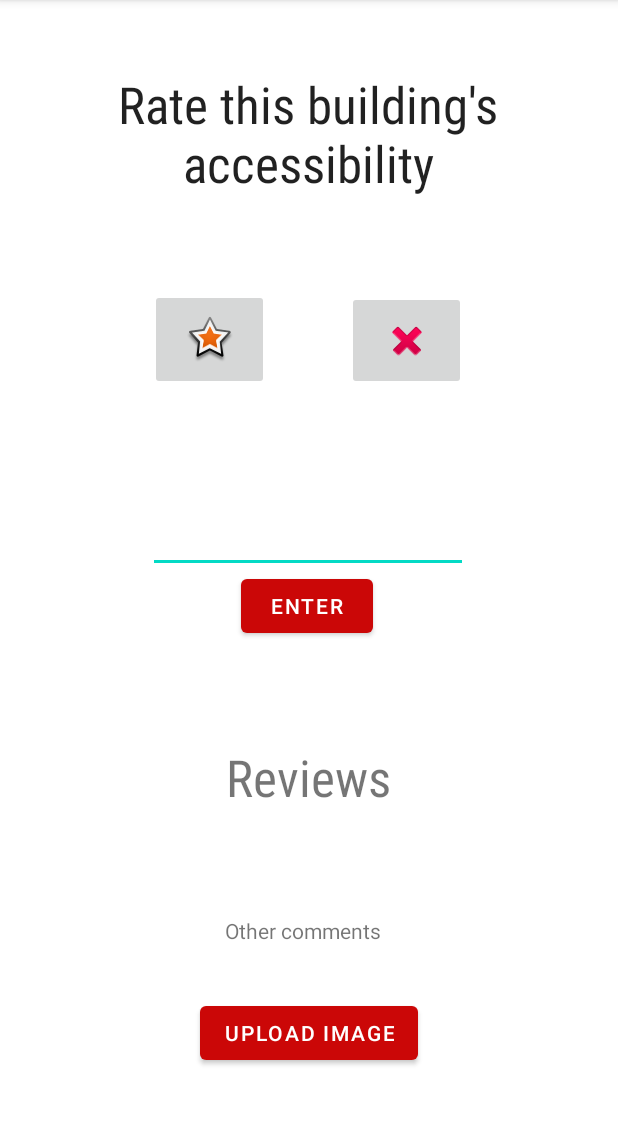
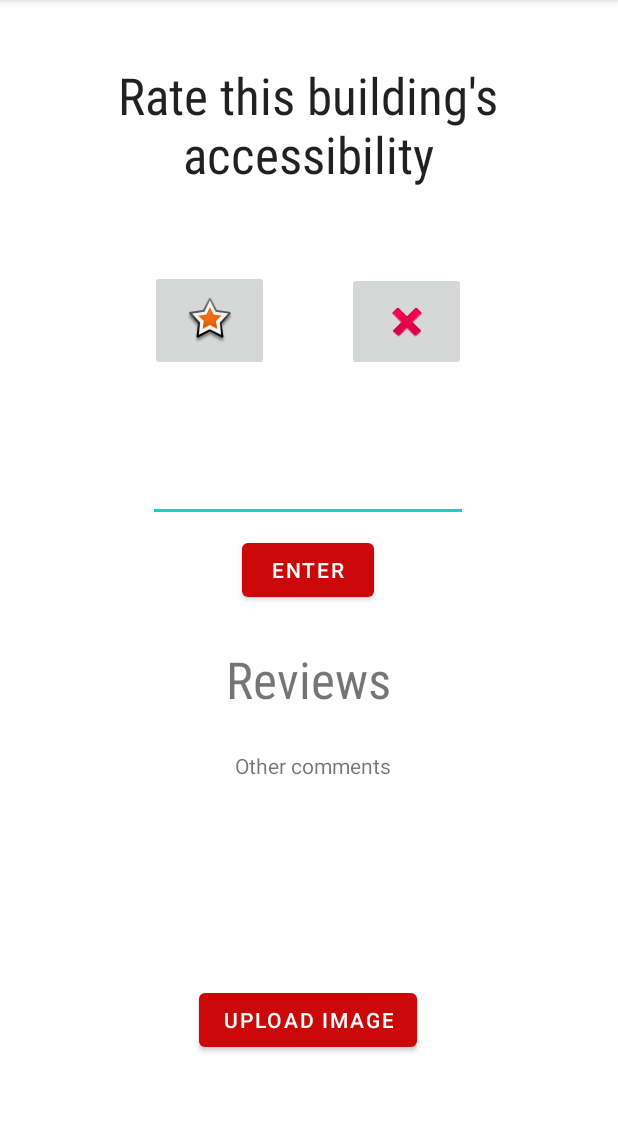
Before and after one commit to aqiburrahman/Team-1_SS12-Code-For-A-Cause_CSUN-Accessibility-Competition-Project, an Android app: the newreview screen opened directly, with no data from a screen before it, on a phone screen of 412 x 824 dp, the part 84-1209 px from its top. Run offline under Robolectric (Android 15) with nearby library versions, the phone set to English and light mode, and no system bars.

Commit message:
Fixed User Input bug

```diff
--- a/app/src/main/java/com/example/team1/MainActivity.java
+++ b/app/src/main/java/com/example/team1/MainActivity.java
@@ -1,10 +1,10 @@
 package com.example.team1;
-
-import androidx.appcompat.app.AppCompatActivity;
 
 import android.content.Intent;
 import android.os.Bundle;
 import android.view.View;
+
+import androidx.appcompat.app.AppCompatActivity;
 
 
 
@@ -16,6 +16,8 @@ public class MainActivity extends AppCompatActivity {
         super.onCreate(savedInstanceState);
         setContentView(R.layout.activity_main);
     }
+
+
 
     public void jacaranda(View v){
         Intent i=new Intent(this, jacarandaActivity.class);
--- a/app/src/main/java/com/example/team1/newreview.java
+++ b/app/src/main/java/com/example/team1/newreview.java
@@ -1,38 +1,41 @@
 package com.example.team1;
-
-import androidx.appcompat.app.AppCompatActivity;
 
 import android.content.Intent;
 import android.graphics.Color;
 import android.os.Bundle;
-import android.util.Log;
 import android.view.View;
 import android.widget.TextView;
 
+import androidx.appcompat.app.AppCompatActivity;
+
 public class newreview extends AppCompatActivity {
-
     @Override
     protected void onCreate(Bundle savedInstanceState) {
         super.onCreate(savedInstanceState);
         setContentView(R.layout.activity_newreview);
     }
     public void takecomment(View v){
-        TextView t = findViewById(R.id.source);
+        TextView t = findViewById(R.id.enterText);
         String input = t.getText().toString();
         ((TextView)findViewById(R.id.output)).setText(input);
     }
     public void disableGreen(View v){
+
             View ImageB = findViewById(R.id.imageButton);
             ImageB.setEnabled(false);
             ImageB.setClickable(false);
             ImageB.setBackgroundColor(Color.parseColor("#008000"));
+
     }
     public void disableRed(View v){
+
             View ImageB = findViewById(R.id.imageButton2);
             ImageB.setEnabled(false);
             ImageB.setClickable(false);
             ImageB.setBackgroundColor(Color.parseColor("#8B0000"));
+
     }
+
     public void uploaderClick(View v) {
         Intent i = new Intent(this, uploader.class);
         startActivity(i);
--- a/app/src/main/res/layout/activity_newreview.xml
+++ b/app/src/main/res/layout/activity_newreview.xml
@@ -26,7 +26,7 @@
         app:layout_constraintVertical_bias="0.459" />
 
     <EditText
-        android:id="@+id/editTextTextPersonName"
+        android:id="@+id/enterText"
         android:layout_width="wrap_content"
         android:layout_height="wrap_content"
         android:ems="10"
@@ -36,7 +36,7 @@
         app:layout_constraintHorizontal_bias="0.497"
         app:layout_constraintStart_toStartOf="parent"
         app:layout_constraintTop_toTopOf="parent"
-        app:layout_constraintVertical_bias="0.466" />
+        app:layout_constraintVertical_bias="0.419" />
 
     <ImageButton
         android:id="@+id/imageButton"
@@ -46,12 +46,12 @@
         android:layout_marginTop="8dp"
         android:layout_marginBottom="8dp"
         android:onClick="disableGreen"
-        app:layout_constraintBottom_toTopOf="@+id/editTextTextPersonName"
+        app:layout_constraintBottom_toTopOf="@+id/enterText"
         app:layout_constraintEnd_toEndOf="parent"
         app:layout_constraintHorizontal_bias="0.117"
         app:layout_constraintStart_toStartOf="parent"
         app:layout_constraintTop_toTopOf="parent"
-        app:layout_constraintVertical_bias="0.729"
+        app:layout_constraintVertical_bias="0.785"
         app:srcCompat="@android:drawable/star_big_on" />
 
     <ImageButton
@@ -62,12 +62,12 @@
         android:layout_marginTop="8dp"
         android:layout_marginBottom="8dp"
         android:onClick="disableRed"
-        app:layout_constraintBottom_toTopOf="@+id/editTextTextPersonName"
+        app:layout_constraintBottom_toTopOf="@+id/enterText"
         app:layout_constraintEnd_toEndOf="parent"
         app:layout_constraintHorizontal_bias="0.688"
         app:layout_constraintStart_toStartOf="parent"
         app:layout_constraintTop_toTopOf="parent"
-        app:layout_constraintVertical_bias="0.731"
+        app:layout_constraintVertical_bias="0.786"
         app:srcCompat="@android:drawable/ic_delete" />
 
     <TextView
@@ -83,44 +83,52 @@
         app:layout_constraintHorizontal_bias="0.498"
         app:layout_constraintStart_toStartOf="parent"
         app:layout_constraintTop_toBottomOf="@+id/button3"
-        app:layout_constraintVertical_bias="0.208" />
+        app:layout_constraintVertical_bias="0.058" />
 
     <TextView
         android:id="@+id/output"
         android:layout_width="wrap_content"
         android:layout_height="wrap_content"
         android:layout_marginTop="8dp"
+        android:layout_marginBottom="8dp"
         android:text="Other comments"
         app:layout_constraintBottom_toBottomOf="parent"
         app:layout_constraintEnd_toEndOf="parent"
-        app:layout_constraintHorizontal_bias="0.488"
+        app:layout_constraintHorizontal_bias="0.508"
         app:layout_constraintStart_toStartOf="parent"
         app:layout_constraintTop_toBottomOf="@+id/textView4"
-        app:layout_constraintVertical_bias="0.309" />
+        app:layout_constraintVertical_bias="0.068" />
 
     <Button
         android:id="@+id/button3"
         android:layout_width="wrap_content"
         android:layout_height="wrap_content"
-        android:layout_marginTop="380dp"
+        android:layout_marginTop="8dp"
+        android:layout_marginBottom="8dp"
         android:onClick="takecomment"
         android:text="Enter"
+        app:layout_constraintBottom_toBottomOf="parent"
         app:layout_constraintEnd_toEndOf="parent"
-        app:layout_constraintHorizontal_bias="0.495"
+        app:layout_constraintHorizontal_bias="0.498"
         app:layout_constraintStart_toStartOf="parent"
-        app:layout_constraintTop_toTopOf="parent" />
+        app:layout_constraintTop_toBottomOf="@+id/enterText"
+        app:layout_constraintVertical_bias="0.0" />
 
     <Button
         android:id="@+id/button6"
         android:layout_width="wrap_content"
         android:layout_height="wrap_content"
         android:layout_marginStart="106dp"
+        android:layout_marginTop="8dp"
         android:layout_marginEnd="106dp"
-        android:layout_marginBottom="55dp"
+        android:layout_marginBottom="64dp"
         android:onClick="uploaderClick"
         android:text="upload image"
         app:layout_constraintBottom_toBottomOf="parent"
         app:layout_constraintEnd_toEndOf="parent"
-        app:layout_constraintStart_toStartOf="parent" />
+        app:layout_constraintHorizontal_bias="0.49"
+        app:layout_constraintStart_toStartOf="parent"
+        app:layout_constraintTop_toBottomOf="@+id/output"
+        app:layout_constraintVertical_bias="1.0" />
 
 </androidx.constraintlayout.widget.ConstraintLayout>
```
Lines whose indentation alone changed are shown as unchanged.
